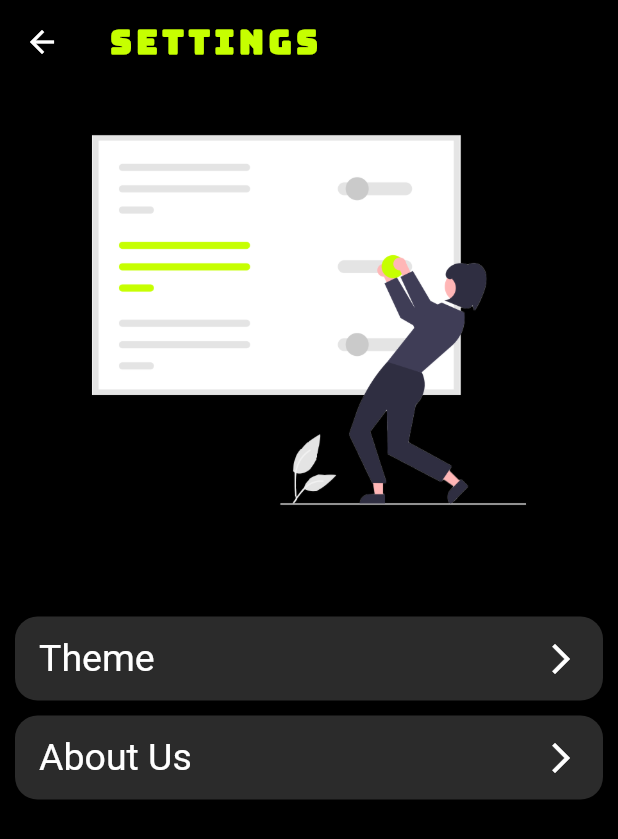
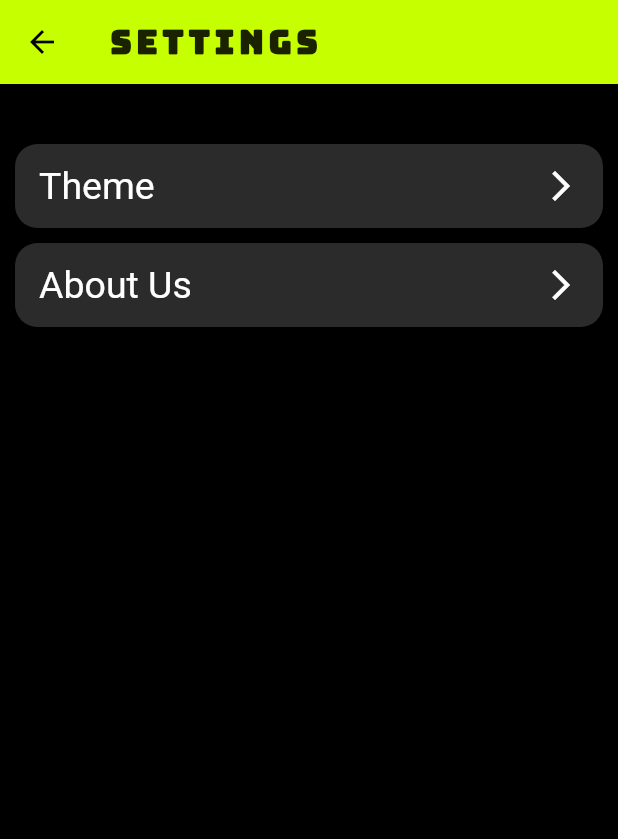
Before and after one commit to agam1092005/BMI-Calculator, a Flutter app: the screen it shows after launch, after a tap on the "settings" icon, on a phone screen of 412 x 824 dp. Shown: the top 839 px of the screen. Run offline on Flutter 3.47's test engine with Material 2 defaults, Android fonts, the phone set to English and light mode, and no system bars; our stand-ins replace font_awesome_flutter.

Commit message:
Theme in progress

```diff
--- a/lib/Settings_page.dart
+++ b/lib/Settings_page.dart
@@ -12,7 +12,6 @@
             'SETTINGS',
             style: TextStyle(
               letterSpacing: 3,
-              color: Color(0xFFc6ff00),
               fontWeight: FontWeight.bold,
               fontSize: 22,
               fontFamily: 'Bungee',
@@ -56,7 +55,7 @@
               },
               child: Container(
                 decoration: BoxDecoration(
-                  color: Color(0xFF2b2b2b),
+                  color: Theme.of(context).buttonColor,
                   borderRadius: BorderRadius.all(
                     Radius.circular(15),
                   ),
@@ -96,7 +95,7 @@
               },
               child: Container(
                 decoration: BoxDecoration(
-                  color: Color(0xFF2b2b2b),
+                  color: Theme.of(context).buttonColor,
                   borderRadius: BorderRadius.all(
                     Radius.circular(15),
                   ),
--- a/lib/SplashStartScreen.dart
+++ b/lib/SplashStartScreen.dart
@@ -36,6 +36,7 @@
       child: Padding(
         padding: EdgeInsets.all(40),
         child: Container(
+          color: Theme.of(context).scaffoldBackgroundColor,
           child: Image(
             image: AssetImage(
               'images/splash.png',
--- a/lib/bottom_button.dart
+++ b/lib/bottom_button.dart
@@ -16,10 +16,16 @@
         child: Center(
           child: Text(
             buttonTitle,
-            style: largeTextStyle,
+            style: TextStyle(
+              letterSpacing: 12,
+              color: Theme.of(context).scaffoldBackgroundColor,
+              fontWeight: FontWeight.bold,
+              fontSize: 24,
+              fontFamily: 'Bungee',
+            ),
           ),
         ),
-        color: bottomContainerColor,
+        color: Theme.of(context).primaryColor,
         margin: EdgeInsets.only(top: 10.0),
         width: double.infinity,
         height: bottomContainerHeight,
--- a/lib/input_page.dart
+++ b/lib/input_page.dart
@@ -53,6 +53,7 @@
     return SafeArea(
       child: Scaffold(
         appBar: AppBar(
+          backgroundColor: Theme.of(context).primaryColor,
           leading: IconButton(
             onPressed: () {
               Navigator.push(
@@ -72,7 +73,6 @@
               );
             },
             icon: Icon(Icons.settings),
-            color: Colors.white,
             splashRadius: 15,
             splashColor: Color(0xFF2b2b2b),
             iconSize: 30,
@@ -82,7 +82,6 @@
               'BMI CALCULATOR',
               style: TextStyle(
                 letterSpacing: 3,
-                color: Color(0xFFc6ff00),
                 fontWeight: FontWeight.bold,
                 fontSize: 22,
                 fontFamily: 'Bungee',
@@ -135,7 +134,10 @@
                   children: <Widget>[
                     Text(
                       'HEIGHT',
-                      style: labelTextStyle,
+                      style: TextStyle(
+                          fontSize: 20.0,
+                          fontWeight: FontWeight.bold,
+                          color: Theme.of(context).primaryColor),
                     ),
                     Row(
                       mainAxisAlignment: MainAxisAlignment.center,
@@ -158,9 +160,9 @@
                     ),
                     SliderTheme(
                       data: SliderTheme.of(context).copyWith(
-                        inactiveTrackColor: Colors.black,
-                        activeTrackColor: Color(0xFFc6ff00),
-                        thumbColor: Color(0xFFc6ff00),
+                        inactiveTrackColor: Theme.of(context).scaffoldBackgroundColor,
+                        activeTrackColor: Theme.of(context).primaryColor,
+                        thumbColor:  Theme.of(context).primaryColor,
                         overlayColor: Color(0x60000000),
                         thumbShape:
                             RoundSliderThumbShape(enabledThumbRadius: 14.0),
@@ -194,7 +196,10 @@
                         children: <Widget>[
                           Text(
                             'WEIGHT',
-                            style: labelTextStyle,
+                            style: TextStyle(
+                                fontSize: 20.0,
+                                fontWeight: FontWeight.bold,
+                                color: Theme.of(context).primaryColor),
                           ),
                           Row(
                             mainAxisAlignment: MainAxisAlignment.center,
@@ -259,7 +264,10 @@
                         children: <Widget>[
                           Text(
                             'AGE',
-                            style: labelTextStyle,
+                            style: TextStyle(
+                                fontSize: 20.0,
+                                fontWeight: FontWeight.bold,
+                                color: Theme.of(context).primaryColor),
                           ),
                           Row(
                             mainAxisAlignment: MainAxisAlignment.center,
@@ -340,7 +348,7 @@
                                 Text(
                                   'ALERT',
                                   style: TextStyle(
-                                    color: Color(0xFFc6ff00),
+                                    color: Theme.of(context).primaryColor,
                                     fontSize: 35,
                                     letterSpacing: 2.0,
                                     fontWeight: FontWeight.bold,
@@ -354,7 +362,7 @@
                                   'You cannot proceed without selected gender, Kindly select your gender.',
                                   style: TextStyle(
                                     fontSize: 20.0,
-                                    color: Colors.white,
+                                    color: Colors.grey,
                                   ),
                                 ),
                               ],
@@ -369,7 +377,7 @@
                                 'Continue',
                                 style: TextStyle(
                                   fontSize: 15,
-                                  color: Color(0xFFc6ff00),
+                                  color: Theme.of(context).primaryColor,
                                 ),
                               ),
                             ),
--- a/lib/main.dart
+++ b/lib/main.dart
@@ -1,27 +1,25 @@
-import 'dart:ui';
 import 'package:bmi_calculator/SplashStartScreen.dart';
-import 'package:bmi_calculator/input_page.dart';
+import 'package:bmi_calculator/theme_provider.dart';
 import 'package:flutter/cupertino.dart';
 import 'package:flutter/material.dart';
 import 'package:flutter/services.dart';
+import 'package:provider/provider.dart';
 
-
-void main(){
+void main() {
   WidgetsFlutterBinding.ensureInitialized();
   SystemChrome.setPreferredOrientations(
-      [DeviceOrientation.portraitUp, DeviceOrientation.portraitDown])
-      .then((_){
+      [DeviceOrientation.portraitUp, DeviceOrientation.portraitDown]).then((_) {
     runApp(BMICalculator());
-  }
-  );
+  });
 }
 
-class BMICalculator extends StatefulWidget{
+class BMICalculator extends StatefulWidget {
   @override
   _BMICalculatorState createState() => _BMICalculatorState();
 }
 
-class _BMICalculatorState extends State<BMICalculator> with TickerProviderStateMixin {
+class _BMICalculatorState extends State<BMICalculator>
+    with TickerProviderStateMixin {
   AnimationController controller;
   Animation<double> animation;
   @override
@@ -34,19 +32,25 @@
   }
 
   @override
-  Widget build(BuildContext context) {
-    return MaterialApp(
-      debugShowCheckedModeBanner: false,
-      theme: ThemeData(
-        primaryColor: Color(0xFF000000),
-        scaffoldBackgroundColor: Color(0xFF000000),
-        textTheme: TextTheme(
-          bodyText1: TextStyle(
-            color: Color(0xFFc6ff00),
-          ),
-        ),
-      ),
-      home: SplashStartScreen(),
-    );
-  }
+  Widget build(BuildContext context) => ChangeNotifierProvider(
+      create: (context) => ThemeProvider(),
+      builder: (context, _) {
+        final themeProvider = Provider.of<ThemeProvider>(context);
+        return MaterialApp(
+          debugShowCheckedModeBanner: false,
+          themeMode: themeProvider.themeMode,
+          theme: MyThemes.lightTheme,
+          darkTheme: MyThemes.darkTheme,
+          // theme: ThemeData(
+          //   primaryColor: Color(0xFF000000),
+          //   scaffoldBackgroundColor: Color(0xFF000000),
+          //   textTheme: TextTheme(
+          //     bodyText1: TextStyle(
+          //       color: Color(0xFFc6ff00),
+          //     ),
+          //   ),
+          // ),
+          home: SplashStartScreen(),
+        );
+      });
 }
--- a/lib/reusable_icon.dart
+++ b/lib/reusable_icon.dart
@@ -1,6 +1,4 @@
 import 'package:flutter/material.dart';
-
-import 'constants.dart';
 
 class ReusableIcon extends StatelessWidget {
   ReusableIcon({this.icon, this.label});
@@ -21,7 +19,13 @@
         SizedBox(
           height: 15.0,
         ),
-        Text(label, style: labelTextStyle),
+        Text(
+          label,
+          style: TextStyle(
+              fontSize: 20.0,
+              fontWeight: FontWeight.bold,
+              color: Theme.of(context).primaryColor),
+        ),
       ],
     );
   }
--- a/lib/round_icon_button.dart
+++ b/lib/round_icon_button.dart
@@ -10,13 +10,12 @@
     return RawMaterialButton(
       child: Icon(
         icon,
-        color: Color(0xFFc6ff00),
+        color: Theme.of(context).primaryColor,
       ),
       onPressed: onPressed,
       shape: CircleBorder(),
-      fillColor: Colors.black,
+      fillColor: Theme.of(context).scaffoldBackgroundColor,
       elevation: 10.0,
-      splashColor: Colors.white,
       constraints: BoxConstraints.tightFor(
         width: 56.0,
         height: 56.0,
--- /dev/null
+++ b/lib/theme_provider.dart
@@ -0,0 +1,49 @@
+import 'package:flutter/material.dart';
+import 'package:provider/provider.dart';
+
+class ThemeProvider extends ChangeNotifier {
+  ThemeMode themeMode = ThemeMode.dark;
+
+  bool get isDarkMode => themeMode == ThemeMode.dark;
+
+  void toggleTheme(bool isOn) {
+    themeMode = isOn ? ThemeMode.dark : ThemeMode.light;
+    notifyListeners();
+  }
+}
+
+class MyThemes {
+  static final darkTheme = ThemeData(
+    scaffoldBackgroundColor: Color(0xFF000000),
+    primaryColor: Color(0xFFc6ff00),
+    splashColor: Colors.grey,
+    buttonColor: Color(0xFF2b2b2b),
+    iconTheme: IconThemeData(color: Colors.white),
+  );
+  static final lightTheme = ThemeData(
+    scaffoldBackgroundColor: Color(0xFFFFFFFF),
+    primaryColor: Color(0xFFe91e63),
+    splashColor: Colors.grey,
+    buttonColor: Color(0xFFaaaaaa),
+    iconTheme: IconThemeData(color: Colors.black),
+  );
+}
+
+class ChangeTheme extends StatefulWidget {
+  @override
+  _ChangeThemeState createState() => _ChangeThemeState();
+}
+
+class _ChangeThemeState extends State<ChangeTheme> {
+  @override
+  Widget build(BuildContext context) {
+    final themeProvider = Provider.of<ThemeProvider>(context);
+    return Switch.adaptive(
+      value: themeProvider.isDarkMode,
+      onChanged: (value) {
+        final provider = Provider.of<ThemeProvider>(context, listen: false);
+        provider.toggleTheme(value);
+      },
+    );
+  }
+}
--- a/pubspec.yaml
+++ b/pubspec.yaml
@@ -24,11 +24,9 @@
   flutter:
     sdk: flutter
 
-
-  # The following adds the Cupertino Icons font to your application.
-  # Use with the CupertinoIcons class for iOS style icons.
   cupertino_icons: ^1.0.2
   font_awesome_flutter: ^8.8.1
+  provider: ^4.3.2+3
 
 dev_dependencies:
   flutter_test:
```
Also changed, not shown: lib/about_us.dart (+31 -3 lines), lib/constants.dart (+1 -19 lines), lib/results_page.dart (+6 -2 lines), lib/themes.dart (+14 -7 lines), images/TechUtility.png, images/settings_dark.png (renamed from images/settings.png), images/settings_light.png (added), pubspec.lock, 1 other file.
